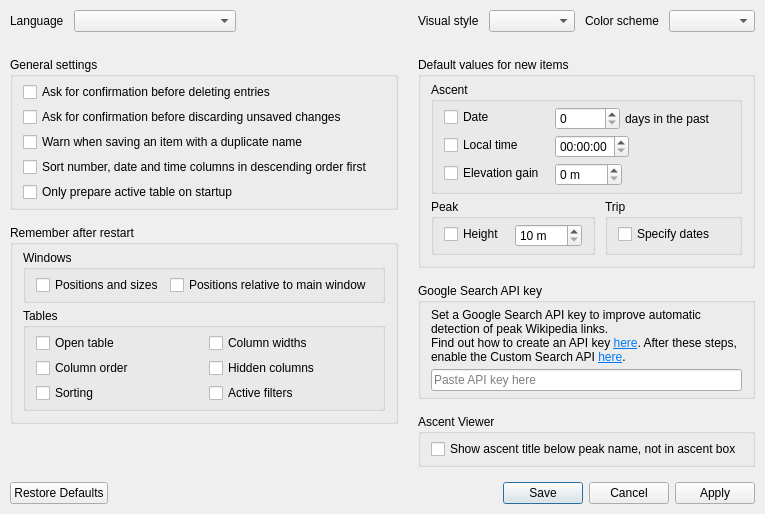
First picture: the form in src/ui/settings_window.ui, repository svetter/pal, before the edit.
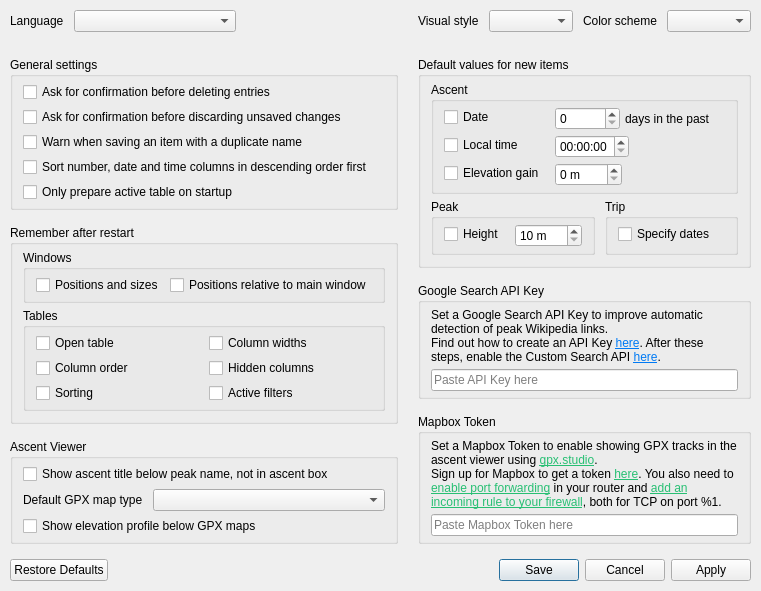
Second picture: the form after the edit.

Commit message:
implement new settings and modify db and ascent dialog
for #228

```diff
--- a/src/ui/settings_window.ui
+++ b/src/ui/settings_window.ui
@@ -7,7 +7,7 @@
     <x>0</x>
     <y>0</y>
     <width>814</width>
-    <height>609</height>
+    <height>696</height>
    </rect>
   </property>
   <property name="sizePolicy">
@@ -53,7 +53,7 @@
       <enum>QLayout::SizeConstraint::SetFixedSize</enum>
      </property>
      <item>
-      <layout class="QVBoxLayout" name="column1Layout" stretch="0,0,0,0,1">
+      <layout class="QVBoxLayout" name="column1Layout" stretch="0,0,0,0,0,1">
        <property name="spacing">
         <number>15</number>
        </property>
@@ -300,6 +300,61 @@
          </layout>
         </widget>
        </item>
+       <item>
+        <widget class="QGroupBox" name="ascentViewerBox">
+         <property name="title">
+          <string>Ascent Viewer</string>
+         </property>
+         <layout class="QVBoxLayout" name="ascentViewerBoxLayout">
+          <property name="spacing">
+           <number>5</number>
+          </property>
+          <property name="leftMargin">
+           <number>10</number>
+          </property>
+          <property name="topMargin">
+           <number>5</number>
+          </property>
+          <property name="rightMargin">
+           <number>10</number>
+          </property>
+          <property name="bottomMargin">
+           <number>5</number>
+          </property>
+          <item>
+           <widget class="QCheckBox" name="ascentTitleUnderPeakNameCheckbox">
+            <property name="text">
+             <string>Show ascent title below peak name, not in ascent box</string>
+            </property>
+           </widget>
+          </item>
+          <item>
+           <layout class="QHBoxLayout" name="mapTypeLayout" stretch="0,1">
+            <property name="spacing">
+             <number>10</number>
+            </property>
+            <item>
+             <widget class="QLabel" name="mapTypeLabel">
+              <property name="text">
+               <string>Default GPX map type</string>
+              </property>
+             </widget>
+            </item>
+            <item>
+             <widget class="QComboBox" name="mapTypeCombo"/>
+            </item>
+           </layout>
+          </item>
+          <item>
+           <widget class="QCheckBox" name="elevationProfileCheckbox">
+            <property name="text">
+             <string>Show elevation profile below GPX maps</string>
+            </property>
+           </widget>
+          </item>
+         </layout>
+        </widget>
+       </item>
        <item>
         <spacer name="column1BottomSpacer">
          <property name="orientation">
@@ -316,7 +371,7 @@
       </layout>
      </item>
      <item>
-      <layout class="QVBoxLayout" name="column2Layout" stretch="0,0,0,0,0,1">
+      <layout class="QVBoxLayout" name="column2Layout" stretch="0,0,0,0,0,0">
        <property name="spacing">
         <number>15</number>
        </property>
@@ -687,7 +742,7 @@
        <item>
         <widget class="QGroupBox" name="googleApiKeyBox">
          <property name="title">
-          <string>Google Search API key</string>
+          <string>Google Search API Key</string>
          </property>
          <layout class="QVBoxLayout" name="googleApiKeyBoxLayout">
           <property name="spacing">
@@ -708,7 +763,7 @@
           <item>
            <widget class="QLabel" name="googleApiKeyLabel">
             <property name="text">
-             <string>Set a Google Search API key to improve automatic detection of peak Wikipedia links.&lt;br/&gt;Find out how to create an API key &lt;a href=&quot;https://support.google.com/googleapi/answer/6158862&quot;&gt;&lt;span style=&quot; text-decoration: underline; color:#007af4;&quot;&gt;here&lt;/span&gt;&lt;/a&gt;. After these steps, enable the Custom Search API &lt;a href=&quot;https://console.cloud.google.com/apis/library/customsearch.googleapis.com&quot;&gt;&lt;span style=&quot; text-decoration: underline; color:#007af4;&quot;&gt;here&lt;/span&gt;&lt;/a&gt;.</string>
+             <string>Set a Google Search API Key to improve automatic detection of peak Wikipedia links.&lt;br/&gt;Find out how to create an API Key &lt;a href=&quot;https://support.google.com/googleapi/answer/6158862&quot;&gt;&lt;span style=&quot; text-decoration: underline; color:#007af4;&quot;&gt;here&lt;/span&gt;&lt;/a&gt;. After these steps, enable the Custom Search API &lt;a href=&quot;https://console.cloud.google.com/apis/library/customsearch.googleapis.com&quot;&gt;&lt;span style=&quot; text-decoration: underline; color:#007af4;&quot;&gt;here&lt;/span&gt;&lt;/a&gt;.</string>
             </property>
             <property name="wordWrap">
              <bool>true</bool>
@@ -724,7 +779,7 @@
           <item>
            <widget class="QLineEdit" name="googleApiKeyEdit">
             <property name="placeholderText">
-             <string>Paste API key here</string>
+             <string>Paste API Key here</string>
             </property>
            </widget>
           </item>
@@ -732,11 +787,11 @@
         </widget>
        </item>
        <item>
-        <widget class="QGroupBox" name="ascentViewerBox">
+        <widget class="QGroupBox" name="mapboxTokenBox">
          <property name="title">
-          <string>Ascent Viewer</string>
+          <string>Mapbox Token</string>
          </property>
-         <layout class="QVBoxLayout" name="ascentViewerBoxLayout">
+         <layout class="QVBoxLayout" name="mapboxTokenBoxLayout">
           <property name="spacing">
            <number>5</number>
           </property>
@@ -753,9 +808,25 @@
            <number>5</number>
           </property>
           <item>
-           <widget class="QCheckBox" name="ascentTitleUnderPeakNameCheckbox">
+           <widget class="QLabel" name="mapboxTokenLabel">
             <property name="text">
-             <string>Show ascent title below peak name, not in ascent box</string>
+             <string>Set a Mapbox Token to enable showing GPX tracks in the ascent viewer using &lt;a href=&quot;https://gpx.studio&quot;&gt;&lt;span style=&quot; text-decoration: underline; color:#27bf73;&quot;&gt;gpx.studio&lt;/span&gt;&lt;/a&gt;.&lt;br/&gt;Sign up for Mapbox to get a token &lt;a href=&quot;https://account.mapbox.com/auth/signup/&quot;&gt;&lt;span style=&quot; text-decoration: underline; color:#27bf73;&quot;&gt;here&lt;/span&gt;&lt;/a&gt;. You also need to &lt;a href=&quot;https://portforward.com/router.htm&quot;&gt;&lt;span style=&quot; text-decoration: underline; color:#27bf73;&quot;&gt;enable port forwarding&lt;/span&gt;&lt;/a&gt; in your router and &lt;a href=&quot;https://ec.europa.eu/digital-building-blocks/sites/spaces/CEKB/pages/219710837/How+to+open+a+port+on+the+firewall&quot;&gt;&lt;span style=&quot; text-decoration: underline; color:#27bf73;&quot;&gt;add an incoming rule to your firewall&lt;/span&gt;&lt;/a&gt;, both for TCP on port %1.</string>
+            </property>
+            <property name="wordWrap">
+             <bool>true</bool>
+            </property>
+            <property name="openExternalLinks">
+             <bool>true</bool>
+            </property>
+            <property name="textInteractionFlags">
+             <set>Qt::TextInteractionFlag::LinksAccessibleByKeyboard|Qt::TextInteractionFlag::LinksAccessibleByMouse</set>
+            </property>
+           </widget>
+          </item>
+          <item>
+           <widget class="QLineEdit" name="mapboxTokenEdit">
+            <property name="placeholderText">
+             <string>Paste Mapbox Token here</string>
             </property>
            </widget>
           </item>
```
The commit also changes 24 other files.
